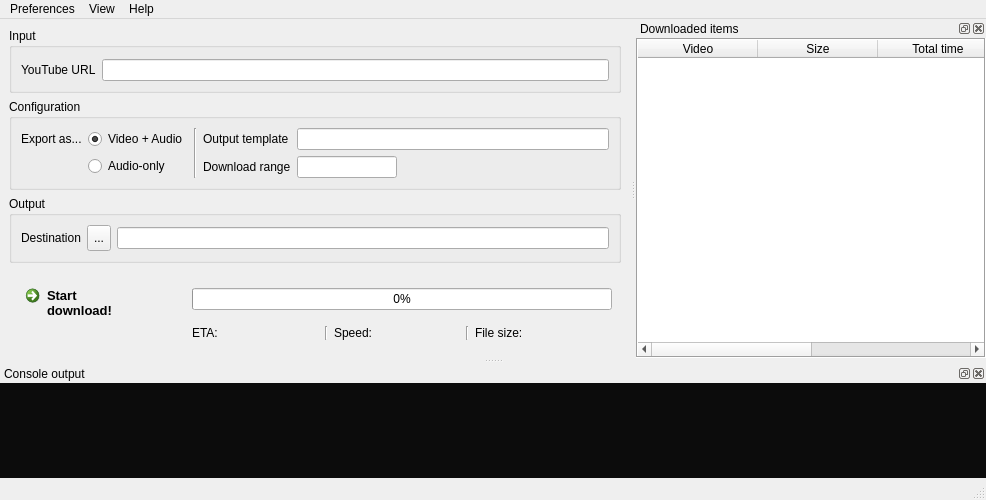
Above: interface/main.ui from MatusGuy/youtube-dl_GUI before the change. Below: the same form after it.
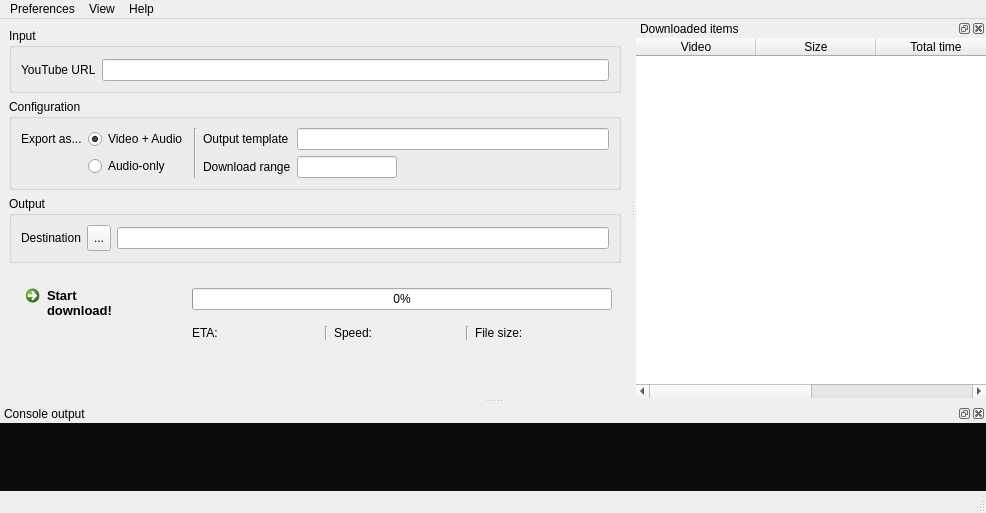
That is the form after the change. Icons and pictures are not drawn.

What changed in the file:
```diff
--- a/interface/main.ui
+++ b/interface/main.ui
@@ -7,7 +7,7 @@
     <x>0</x>
     <y>0</y>
     <width>986</width>
-    <height>500</height>
+    <height>512</height>
    </rect>
   </property>
   <property name="windowTitle">
@@ -448,8 +448,8 @@
     </item>
     <item row="4" column="0">
      <spacer name="vSpacer1">
-      <property name="orientation">
-       <enum>Qt::Vertical</enum>
+      <property name="sizeType">
+       <enum>QSizePolicy::MinimumExpanding</enum>
       </property>
       <property name="sizeHint" stdset="0">
        <size>
@@ -523,7 +523,7 @@
   <widget class="QStatusBar" name="StatusBar"/>
   <widget class="QDockWidget" name="ConsoleDock">
    <property name="sizePolicy">
-    <sizepolicy hsizetype="Preferred" vsizetype="Preferred">
+    <sizepolicy hsizetype="Preferred" vsizetype="Maximum">
      <horstretch>1</horstretch>
      <verstretch>1</verstretch>
     </sizepolicy>
@@ -587,7 +587,7 @@
    <property name="minimumSize">
     <size>
      <width>350</width>
-     <height>95</height>
+     <height>115</height>
     </size>
    </property>
    <property name="layoutDirection">
@@ -619,7 +619,7 @@
      <item row="0" column="0">
       <widget class="QTableWidget" name="DwItemsList">
        <property name="frameShape">
-        <enum>QFrame::Box</enum>
+        <enum>QFrame::NoFrame</enum>
        </property>
        <property name="editTriggers">
         <set>QAbstractItemView::NoEditTriggers</set>
```
Left out of the diff: 5 changed lines with no effect on the pictures.
